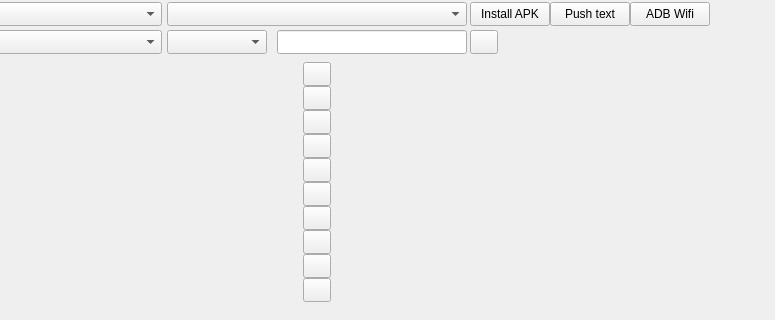
Before: the Qt Designer form src/Layout/viewLogcat.ui in WeizhongLiang/AndroidBoyPublic, drawn with Qt 5; both pictures show x 138 to 913 and y 0 to 320 of the 913 by 600 pixel window.
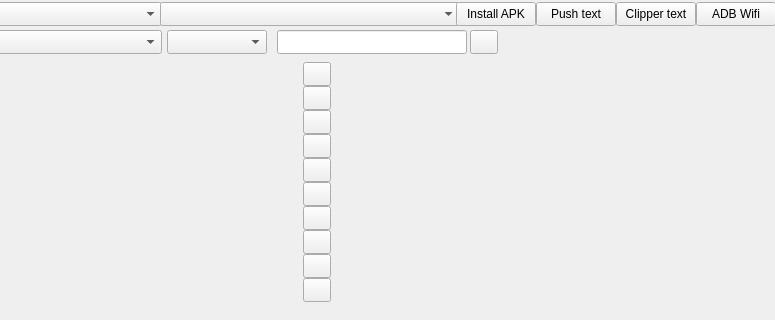
After: the same form once the commit is applied. Icons and pictures are not drawn.

Commit message: support getting clipper data from device.

The edit to the form file:
```diff
--- a/src/Layout/viewLogcat.ui
+++ b/src/Layout/viewLogcat.ui
@@ -189,6 +189,31 @@
          </property>
         </widget>
        </item>
+       <item>
+        <widget class="QPushButton" name="btClipperText">
+         <property name="sizePolicy">
+          <sizepolicy hsizetype="Fixed" vsizetype="Fixed">
+           <horstretch>0</horstretch>
+           <verstretch>0</verstretch>
+          </sizepolicy>
+         </property>
+         <property name="minimumSize">
+          <size>
+           <width>0</width>
+           <height>24</height>
+          </size>
+         </property>
+         <property name="maximumSize">
+          <size>
+           <width>16777215</width>
+           <height>24</height>
+          </size>
+         </property>
+         <property name="text">
+          <string>Clipper text</string>
+         </property>
+        </widget>
+       </item>
        <item>
         <widget class="QPushButton" name="btADBWifi">
          <property name="sizePolicy">
```
The commit also changes 7 other files.
